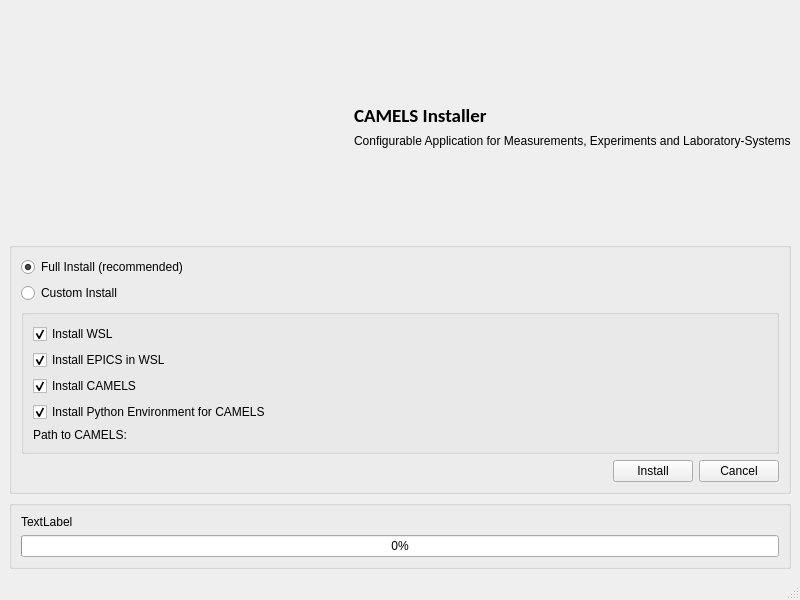
This is gui/installer_window.ui in A-D-Fuchs/CAMELS_installer as Qt 5 draws it before an edit. The edited form follows.
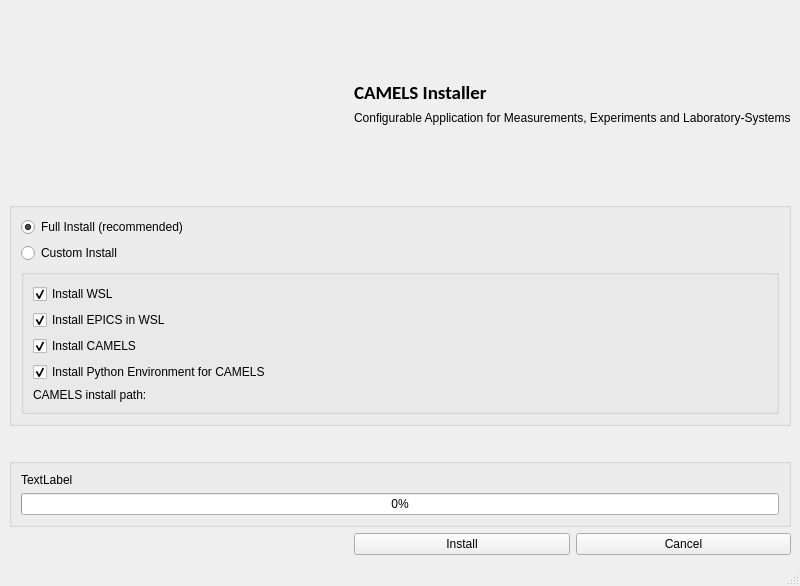
This is the edited form. Custom widgets are drawn as their Qt base class.

The edit to the form file:
```diff
--- a/gui/installer_window.ui
+++ b/gui/installer_window.ui
@@ -7,7 +7,7 @@
     <x>0</x>
     <y>0</y>
     <width>800</width>
-    <height>600</height>
+    <height>586</height>
    </rect>
   </property>
   <property name="windowTitle">
@@ -15,7 +15,20 @@
   </property>
   <widget class="QWidget" name="centralwidget">
    <layout class="QGridLayout" name="gridLayout">
-    <item row="1" column="1">
+    <item row="0" column="1">
+     <spacer name="verticalSpacer_2">
+      <property name="orientation">
+       <enum>Qt::Vertical</enum>
+      </property>
+      <property name="sizeHint" stdset="0">
+       <size>
+        <width>20</width>
+        <height>40</height>
+       </size>
+      </property>
+     </spacer>
+    </item>
+    <item row="1" column="1" colspan="2">
      <widget class="QLabel" name="labela">
       <property name="font">
        <font>
@@ -30,13 +43,43 @@
       </property>
      </widget>
     </item>
-    <item row="2" column="1">
+    <item row="2" column="1" colspan="2">
      <widget class="QLabel" name="label_2t">
       <property name="text">
        <string>Configurable Application for Measurements, Experiments and Laboratory-Systems</string>
       </property>
      </widget>
     </item>
+    <item row="0" column="0" rowspan="4">
+     <widget class="QWidget" name="image_placeholder" native="true"/>
+    </item>
+    <item row="7" column="0">
+     <spacer name="horizontalSpacer">
+      <property name="orientation">
+       <enum>Qt::Horizontal</enum>
+      </property>
+      <property name="sizeHint" stdset="0">
+       <size>
+        <width>40</width>
+        <height>20</height>
+       </size>
+      </property>
+     </spacer>
+    </item>
+    <item row="7" column="2">
+     <widget class="QPushButton" name="pushButton_cancel">
+      <property name="text">
+       <string>Cancel</string>
+      </property>
+     </widget>
+    </item>
+    <item row="7" column="1">
+     <widget class="QPushButton" name="pushButton_install">
+      <property name="text">
+       <string>Install</string>
+      </property>
+     </widget>
+    </item>
     <item row="3" column="1">
      <spacer name="verticalSpacer">
       <property name="orientation">
@@ -50,7 +93,7 @@
       </property>
      </spacer>
     </item>
-    <item row="5" column="0" colspan="2">
+    <item row="6" column="0" colspan="3">
      <widget class="QGroupBox" name="groupBox_progress">
       <property name="title">
        <string/>
@@ -73,39 +116,12 @@
       </layout>
      </widget>
     </item>
-    <item row="4" column="0" colspan="2">
+    <item row="4" column="0" colspan="3">
      <widget class="QGroupBox" name="groupBox_questions">
       <property name="title">
        <string/>
       </property>
       <layout class="QGridLayout" name="gridLayout_2">
-       <item row="4" column="2">
-        <widget class="QPushButton" name="pushButton_cancel">
-         <property name="text">
-          <string>Cancel</string>
-         </property>
-        </widget>
-       </item>
-       <item row="4" column="1">
-        <widget class="QPushButton" name="pushButton_install">
-         <property name="text">
-          <string>Install</string>
-         </property>
-        </widget>
-       </item>
-       <item row="4" column="0">
-        <spacer name="horizontalSpacer">
-         <property name="orientation">
-          <enum>Qt::Horizontal</enum>
-         </property>
-         <property name="sizeHint" stdset="0">
-          <size>
-           <width>40</width>
-           <height>20</height>
-          </size>
-         </property>
-        </spacer>
-       </item>
        <item row="3" column="0" colspan="3">
         <widget class="QGroupBox" name="groupBox_custom_install">
          <property name="title">
@@ -115,7 +131,7 @@
           <item row="5" column="0">
            <widget class="QLabel" name="label_3">
             <property name="text">
-             <string>Path to CAMELS:</string>
+             <string>CAMELS install path:</string>
             </property>
            </widget>
           </item>
@@ -185,21 +201,15 @@
       </layout>
      </widget>
     </item>
-    <item row="0" column="1">
-     <spacer name="verticalSpacer_2">
-      <property name="orientation">
-       <enum>Qt::Vertical</enum>
-      </property>
-      <property name="sizeHint" stdset="0">
+    <item row="5" column="0" colspan="3">
+     <widget class="Pass_Widget" name="pass_widget" native="true">
+      <property name="minimumSize">
        <size>
-        <width>20</width>
-        <height>40</height>
+        <width>0</width>
+        <height>20</height>
        </size>
       </property>
-     </spacer>
-    </item>
-    <item row="0" column="0" rowspan="4">
-     <widget class="QWidget" name="image_placeholder" native="true"/>
+     </widget>
     </item>
    </layout>
   </widget>
@@ -222,6 +232,12 @@
    <header>utility.path_button_edit</header>
    <container>1</container>
   </customwidget>
+  <customwidget>
+   <class>Pass_Widget</class>
+   <extends>QWidget</extends>
+   <header>utility.pass_widget</header>
+   <container>1</container>
+  </customwidget>
  </customwidgets>
  <resources/>
  <connections/>
```
Left out of the diff: 10 changed lines with no effect on the pictures.
